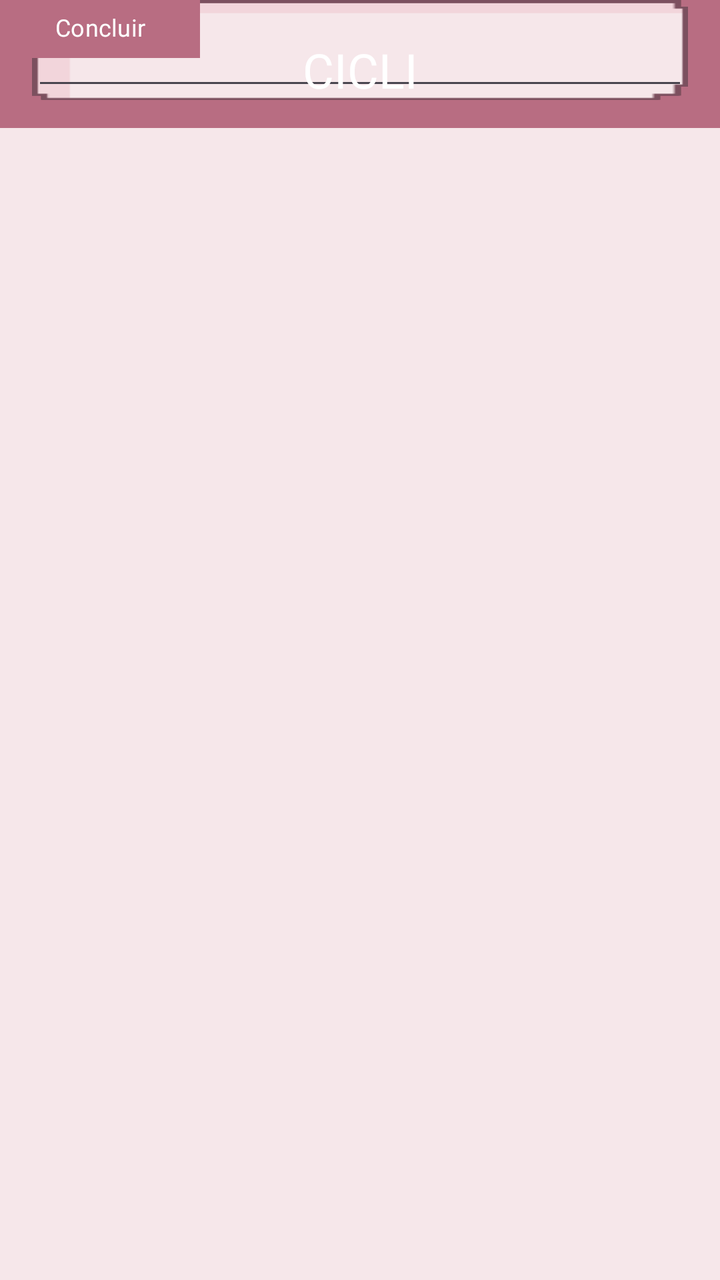
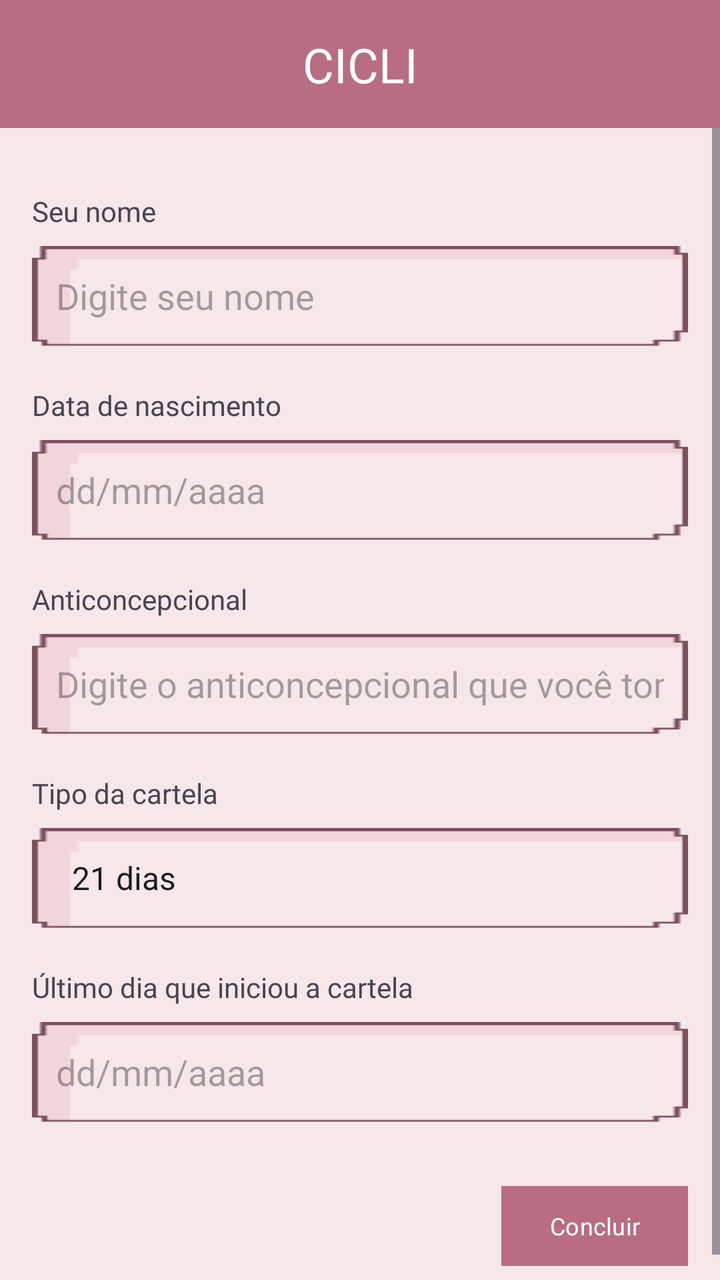

Screens rendered from an Android XML layout before and after an edit, with the pre-edit source and the edit as a unified diff.
<!-- AndroidManifest.xml: application theme Theme.AplicativoCicli -->
<!-- res/layout/activity_cadastro.xml -->
<?xml version="1.0" encoding="utf-8"?>
<androidx.constraintlayout.widget.ConstraintLayout
    xmlns:android="http://schemas.android.com/apk/res/android"
    xmlns:app="http://schemas.android.com/apk/res-auto"
    xmlns:tools="http://schemas.android.com/tools"
    android:id="@+id/main"
    android:layout_width="match_parent"
    android:layout_height="match_parent"
    android:background="#F6E7EA"
    tools:context="cadastro1">

    <androidx.appcompat.widget.Toolbar
        android:id="@+id/toolbar"
        android:layout_width="0dp"
        android:layout_height="?attr/actionBarSize"
        android:background="#B86D82"
        android:theme="@style/ThemeOverlay.AppCompat.Dark.ActionBar"
        app:layout_constraintTop_toTopOf="parent"
        app:layout_constraintStart_toStartOf="parent"
        app:layout_constraintEnd_toEndOf="parent" />


    <FrameLayout
        android:id="@+id/card_2"
        android:layout_width="0dp"
        android:layout_height="50dp"
        android:layout_margin="16dp"
        android:background="@drawable/card_alarme"
        app:layout_constraintEnd_toEndOf="parent"
        app:layout_constraintStart_toStartOf="parent"
        tools:layout_editor_absoluteY="237dp">

        <EditText
            android:id="@+id/editTextDate"
            android:layout_width="match_parent"
            android:layout_height="match_parent"
            android:ems="10"
            android:inputType="date" />
    </FrameLayout>

    <TextView
        android:id="@+id/textView"
        android:layout_width="wrap_content"
        android:layout_height="wrap_content"
        android:fontFamily="@font/silkscreen_regular"
        android:text="Seu nome"
        tools:layout_editor_absoluteX="27dp"
        tools:layout_editor_absoluteY="99dp" />

    <FrameLayout
        android:id="@+id/card_2"
        android:layout_width="0dp"
        android:layout_height="50dp"
        android:layout_margin="16dp"
        android:background="@drawable/card_alarme"
        app:layout_constraintEnd_toEndOf="parent"
        app:layout_constraintStart_toStartOf="parent"
        tools:layout_editor_absoluteY="127dp" >

        <EditText
            android:id="@+id/editTextText"
            android:layout_width="match_parent"
            android:layout_height="match_parent"
            android:ems="10"
            android:inputType="text"
            android:text="Digite seu nome" />
    </FrameLayout>

    <TextView
        android:id="@+id/textView2"
        android:layout_width="wrap_content"
        android:layout_height="wrap_content"
        android:fontFamily="@font/silkscreen_regular"
        android:text="Data de nascimento"
        tools:layout_editor_absoluteX="27dp"
        tools:layout_editor_absoluteY="208dp" />

    <FrameLayout
        android:id="@+id/card_2"
        android:layout_width="0dp"
        android:layout_height="50dp"
        android:layout_margin="16dp"
        android:background="@drawable/card_alarme"
        app:layout_constraintEnd_toEndOf="parent"
        app:layout_constraintHorizontal_bias="0.0"
        app:layout_constraintStart_toStartOf="parent"
        tools:layout_editor_absoluteY="464dp">

    </FrameLayout>

    <TextView
        android:id="@+id/textView3"
        android:layout_width="wrap_content"
        android:layout_height="wrap_content"
        android:fontFamily="@font/silkscreen_regular"
        android:text="Anticoncepcional"
        tools:layout_editor_absoluteX="27dp"
        tools:layout_editor_absoluteY="318dp" />

    <FrameLayout
        android:id="@+id/card_2"
        android:layout_width="0dp"
        android:layout_height="50dp"
        android:layout_margin="16dp"
        android:background="@drawable/card_alarme"
        app:layout_constraintEnd_toEndOf="parent"
        app:layout_constraintStart_toStartOf="parent"
        tools:layout_editor_absoluteY="350dp">

        <EditText
            android:id="@+id/editTextText2"
            android:layout_width="match_parent"
            android:layout_height="match_parent"
            android:ems="10"
            android:inputType="text"
            android:text="Digite o anticoncepcional que você toma" />
    </FrameLayout>

    <TextView
        android:id="@+id/textView4"
        android:layout_width="wrap_content"
        android:layout_height="wrap_content"
        android:fontFamily="@font/silkscreen_regular"
        android:text="Tipo da cartela"
        tools:layout_editor_absoluteX="27dp"
        tools:layout_editor_absoluteY="435dp" />

    <FrameLayout
        android:id="@+id/card_2"
        android:layout_width="0dp"
        android:layout_height="50dp"
        android:layout_margin="16dp"
        android:background="@drawable/card_alarme"
        app:layout_constraintEnd_toEndOf="parent"
        app:layout_constraintHorizontal_bias="0.0"
        app:layout_constraintStart_toStartOf="parent"
        tools:layout_editor_absoluteY="464dp">

    </FrameLayout>

    <TextView
        android:id="@+id/textView5"
        android:layout_width="wrap_content"
        android:layout_height="wrap_content"
        android:fontFamily="@font/silkscreen_regular"
        android:text="Último dia que iniciou a cartela"
        tools:layout_editor_absoluteX="27dp"
        tools:layout_editor_absoluteY="555dp" />

    <FrameLayout
        android:id="@+id/card_2"
        android:layout_width="0dp"
        android:layout_height="50dp"
        android:layout_margin="16dp"
        android:background="@drawable/card_alarme"
        app:layout_constraintEnd_toEndOf="parent"
        app:layout_constraintStart_toStartOf="parent"
        tools:layout_editor_absoluteY="584dp">

        <EditText
            android:id="@+id/editTextDate2"
            android:layout_width="match_parent"
            android:layout_height="match_parent"
            android:ems="10"
            android:inputType="date" />
    </FrameLayout>

    <TextView
        android:id="@+id/titulo"
        android:layout_width="104dp"
        android:layout_height="27dp"
        android:fontFamily="@font/silkscreen_bold"
        android:text="CICLI"
        android:textAlignment="center"
        android:textSize="24sp"
        android:textColor="#FFFF"
        app:layout_constraintBottom_toBottomOf="@+id/toolbar"
        app:layout_constraintEnd_toEndOf="@+id/toolbar"
        app:layout_constraintStart_toStartOf="@+id/toolbar"
        app:layout_constraintTop_toTopOf="@+id/toolbar" />

    <com.google.android.material.button.MaterialButton
        android:id="@+id/botao_concluir"
        android:layout_width="100dp"
        android:layout_height="29dp"
        android:layout_gravity="center_horizontal|bottom"
        android:backgroundTint="#B86D82"
        android:fontFamily="@font/silkscreen_regular"
        android:gravity="center"
        android:includeFontPadding="false"
        android:insetTop="0dp"
        android:insetBottom="0dp"
        android:minWidth="0dp"
        android:minHeight="0dp"
        android:padding="0dp"
        android:text="Concluir"
        android:textColor="#FFFFFF"
        android:textSize="12sp"
        app:cornerRadius="0dp"
        tools:layout_editor_absoluteX="295dp"
        tools:layout_editor_absoluteY="659dp" />

</androidx.constraintlayout.widget.ConstraintLayout>
<!-- resources referenced by this layout -->
<resources>
  <!-- drawable card_alarme: png bitmap (drawable, 998 bytes) -->
  <style name="Theme.AplicativoCicli" parent="Base.Theme.AplicativoCicli" />
  <style name="Base.Theme.AplicativoCicli" parent="Theme.Material3.DayNight.NoActionBar">
          
          
      </style>
</resources>

<!-- the commit's change to res/layout/activity_cadastro.xml (unified diff, before → after) -->
@@ -7,8 +7,9 @@
     android:layout_width="match_parent"
     android:layout_height="match_parent"
     android:background="#F6E7EA"
-    tools:context="cadastro1">
+    tools:context=".cadastro">
 
+    
     <androidx.appcompat.widget.Toolbar
         android:id="@+id/toolbar"
         android:layout_width="0dp"
@@ -19,185 +20,130 @@
         app:layout_constraintStart_toStartOf="parent"
         app:layout_constraintEnd_toEndOf="parent" />
 
-
-    <FrameLayout
-        android:id="@+id/card_2"
-        android:layout_width="0dp"
-        android:layout_height="50dp"
-        android:layout_margin="16dp"
-        android:background="@drawable/card_alarme"
-        app:layout_constraintEnd_toEndOf="parent"
-        app:layout_constraintStart_toStartOf="parent"
-        tools:layout_editor_absoluteY="237dp">
-
-        <EditText
-            android:id="@+id/editTextDate"
-            android:layout_width="match_parent"
-            android:layout_height="match_parent"
-            android:ems="10"
-            android:inputType="date" />
-    </FrameLayout>
-
     <TextView
-        android:id="@+id/textView"
+        android:id="@+id/titulo"
         android:layout_width="wrap_content"
         android:layout_height="wrap_content"
-        android:fontFamily="@font/silkscreen_regular"
-        android:text="Seu nome"
-        tools:layout_editor_absoluteX="27dp"
-        tools:layout_editor_absoluteY="99dp" />
-
-    <FrameLayout
-        android:id="@+id/card_2"
-        android:layout_width="0dp"
-        android:layout_height="50dp"
-        android:layout_margin="16dp"
-        android:background="@drawable/card_alarme"
-        app:layout_constraintEnd_toEndOf="parent"
-        app:layout_constraintStart_toStartOf="parent"
-        tools:layout_editor_absoluteY="127dp" >
-
-        <EditText
-            android:id="@+id/editTextText"
-            android:layout_width="match_parent"
-            android:layout_height="match_parent"
-            android:ems="10"
-            android:inputType="text"
-            android:text="Digite seu nome" />
-    </FrameLayout>
-
-    <TextView
-        android:id="@+id/textView2"
-        android:layout_width="wrap_content"
-        android:layout_height="wrap_content"
-        android:fontFamily="@font/silkscreen_regular"
-        android:text="Data de nascimento"
-        tools:layout_editor_absoluteX="27dp"
-        tools:layout_editor_absoluteY="208dp" />
-
-    <FrameLayout
-        android:id="@+id/card_2"
-        android:layout_width="0dp"
-        android:layout_height="50dp"
-        android:layout_margin="16dp"
-        android:background="@drawable/card_alarme"
-        app:layout_constraintEnd_toEndOf="parent"
-        app:layout_constraintHorizontal_bias="0.0"
-        app:layout_constraintStart_toStartOf="parent"
-        tools:layout_editor_absoluteY="464dp">
-
-    </FrameLayout>
-
-    <TextView
-        android:id="@+id/textView3"
-        android:layout_width="wrap_content"
-        android:layout_height="wrap_content"
-        android:fontFamily="@font/silkscreen_regular"
-        android:text="Anticoncepcional"
-        tools:layout_editor_absoluteX="27dp"
-        tools:layout_editor_absoluteY="318dp" />
-
-    <FrameLayout
-        android:id="@+id/card_2"
-        android:layout_width="0dp"
-        android:layout_height="50dp"
-        android:layout_margin="16dp"
-        android:background="@drawable/card_alarme"
-        app:layout_constraintEnd_toEndOf="parent"
-        app:layout_constraintStart_toStartOf="parent"
-        tools:layout_editor_absoluteY="350dp">
-
-        <EditText
-            android:id="@+id/editTextText2"
-            android:layout_width="match_parent"
-            android:layout_height="match_parent"
-            android:ems="10"
-            android:inputType="text"
-            android:text="Digite o anticoncepcional que você toma" />
-    </FrameLayout>
-
-    <TextView
-        android:id="@+id/textView4"
-        android:layout_width="wrap_content"
-        android:layout_height="wrap_content"
-        android:fontFamily="@font/silkscreen_regular"
-        android:text="Tipo da cartela"
-        tools:layout_editor_absoluteX="27dp"
-        tools:layout_editor_absoluteY="435dp" />
-
-    <FrameLayout
-        android:id="@+id/card_2"
-        android:layout_width="0dp"
-        android:layout_height="50dp"
-        android:layout_margin="16dp"
-        android:background="@drawable/card_alarme"
-        app:layout_constraintEnd_toEndOf="parent"
-        app:layout_constraintHorizontal_bias="0.0"
-        app:layout_constraintStart_toStartOf="parent"
-        tools:layout_editor_absoluteY="464dp">
-
-    </FrameLayout>
-
-    <TextView
-        android:id="@+id/textView5"
-        android:layout_width="wrap_content"
-        android:layout_height="wrap_content"
-        android:fontFamily="@font/silkscreen_regular"
-        android:text="Último dia que iniciou a cartela"
-        tools:layout_editor_absoluteX="27dp"
-        tools:layout_editor_absoluteY="555dp" />
-
-    <FrameLayout
-        android:id="@+id/card_2"
-        android:layout_width="0dp"
-        android:layout_height="50dp"
-        android:layout_margin="16dp"
-        android:background="@drawable/card_alarme"
-        app:layout_constraintEnd_toEndOf="parent"
-        app:layout_constraintStart_toStartOf="parent"
-        tools:layout_editor_absoluteY="584dp">
-
-        <EditText
-            android:id="@+id/editTextDate2"
-            android:layout_width="match_parent"
-            android:layout_height="match_parent"
-            android:ems="10"
-            android:inputType="date" />
-    </FrameLayout>
-
-    <TextView
-        android:id="@+id/titulo"
-        android:layout_width="104dp"
-        android:layout_height="27dp"
         android:fontFamily="@font/silkscreen_bold"
         android:text="CICLI"
-        android:textAlignment="center"
+        android:textColor="#FFFFFF"
         android:textSize="24sp"
-        android:textColor="#FFFF"
-        app:layout_constraintBottom_toBottomOf="@+id/toolbar"
-        app:layout_constraintEnd_toEndOf="@+id/toolbar"
-        app:layout_constraintStart_toStartOf="@+id/toolbar"
-        app:layout_constraintTop_toTopOf="@+id/toolbar" />
+        app:layout_constraintTop_toTopOf="@id/toolbar"
+        app:layout_constraintBottom_toBottomOf="@id/toolbar"
+        app:layout_constraintStart_toStartOf="@id/toolbar"
+        app:layout_constraintEnd_toEndOf="@id/toolbar" />
 
-    <com.google.android.material.button.MaterialButton
-        android:id="@+id/botao_concluir"
-        android:layout_width="100dp"
-        android:layout_height="29dp"
-        android:layout_gravity="center_horizontal|bottom"
-        android:backgroundTint="#B86D82"
-        android:fontFamily="@font/silkscreen_regular"
-        android:gravity="center"
-        android:includeFontPadding="false"
-        android:insetTop="0dp"
-        android:insetBottom="0dp"
-        android:minWidth="0dp"
-        android:minHeight="0dp"
-        android:padding="0dp"
-        android:text="Concluir"
-        android:textColor="#FFFFFF"
-        android:textSize="12sp"
-        app:cornerRadius="0dp"
-        tools:layout_editor_absoluteX="295dp"
-        tools:layout_editor_absoluteY="659dp" />
+    
+    <ScrollView
+        android:layout_width="0dp"
+        android:layout_height="0dp"
+        app:layout_constraintTop_toBottomOf="@id/toolbar"
+        app:layout_constraintBottom_toBottomOf="parent"
+        app:layout_constraintStart_toStartOf="parent"
+        app:layout_constraintEnd_toEndOf="parent">
 
+        <LinearLayout
+            android:layout_width="match_parent"
+            android:layout_height="wrap_content"
+            android:orientation="vertical"
+            android:padding="16dp">
+
+            <TextView
+                android:layout_width="wrap_content"
+                android:layout_height="wrap_content"
+                android:layout_marginTop="16dp"
+                android:fontFamily="@font/silkscreen_regular"
+                android:text="Seu nome" />
+
+            <EditText
+                android:id="@+id/edit_nome"
+                android:layout_width="match_parent"
+                android:layout_height="50dp"
+                android:layout_marginTop="8dp"
+                android:background="@drawable/card_alarme"
+                android:paddingHorizontal="12dp"
+                android:hint="Digite seu nome"
+                android:inputType="textPersonName" />
+
+            <TextView
+                android:layout_width="wrap_content"
+                android:layout_height="wrap_content"
+                android:layout_marginTop="20dp"
+                android:fontFamily="@font/silkscreen_regular"
+                android:text="Data de nascimento" />
+
+            <EditText
+                android:id="@+id/edit_nascimento"
+                android:layout_width="match_parent"
+                android:layout_height="50dp"
+                android:layout_marginTop="8dp"
+                android:background="@drawable/card_alarme"
+                android:paddingHorizontal="12dp"
+                android:hint="dd/mm/aaaa"
+                android:inputType="date" />
+
+            <TextView
+                android:layout_width="wrap_content"
+                android:layout_height="wrap_content"
+                android:layout_marginTop="20dp"
+                android:fontFamily="@font/silkscreen_regular"
+                android:text="Anticoncepcional" />
+
+            <EditText
+                android:id="@+id/edit_anticoncepcional"
+                android:layout_width="match_parent"
+                android:layout_height="50dp"
+                android:layout_marginTop="8dp"
+                android:background="@drawable/card_alarme"
+                android:paddingHorizontal="12dp"
+                android:hint="Digite o anticoncepcional que você toma"
+                android:inputType="text" />
+
+            <TextView
+                android:layout_width="wrap_content"
+                android:layout_height="wrap_content"
+                android:layout_marginTop="20dp"
+                android:fontFamily="@font/silkscreen_regular"
+                android:text="Tipo da cartela" />
+
+            <Spinner
+                android:id="@+id/spinner_cartela"
+                android:layout_width="match_parent"
+                android:layout_height="50dp"
+                android:layout_marginTop="8dp"
+                android:background="@drawable/card_alarme"
+                android:paddingHorizontal="12dp"
+                android:entries="@array/tipos_cartela" />
+
+            <TextView
+                android:layout_width="wrap_content"
+                android:layout_height="wrap_content"
+                android:layout_marginTop="20dp"
+                android:fontFamily="@font/silkscreen_regular"
+                android:text="Último dia que iniciou a cartela" />
+
+            <EditText
+                android:id="@+id/edit_inicio_cartela"
+                android:layout_width="match_parent"
+                android:layout_height="50dp"
+                android:layout_marginTop="8dp"
+                android:background="@drawable/card_alarme"
+                android:paddingHorizontal="12dp"
+                android:hint="dd/mm/aaaa"
+                android:inputType="date" />
+
+            <com.google.android.material.button.MaterialButton
+                android:id="@+id/botao_concluir"
+                android:layout_width="wrap_content"
+                android:layout_height="wrap_content"
+                android:layout_gravity="end"
+                android:layout_marginTop="28dp"
+                android:backgroundTint="#B86D82"
+                android:fontFamily="@font/silkscreen_regular"
+                android:text="Concluir"
+                android:textColor="#FFFFFF"
+                android:textSize="12sp"
+                app:cornerRadius="0dp" />
+        </LinearLayout>
+    </ScrollView>
 </androidx.constraintlayout.widget.ConstraintLayout>
<!-- resource entries referenced after the edit -->
@@ -1,5 +1,11 @@
 <!-- resources referenced by this layout -->
 <resources>
+  <string-array name="tipos_cartela">
+          <item>21 dias</item>
+          <item>24 dias</item>
+          <item>28 dias</item>
+          <item>Uso contínuo</item>
+      </string-array>
   <!-- drawable card_alarme: png bitmap (drawable, 998 bytes) -->
   <style name="Theme.AplicativoCicli" parent="Base.Theme.AplicativoCicli" />
   <style name="Base.Theme.AplicativoCicli" parent="Theme.Material3.DayNight.NoActionBar">
